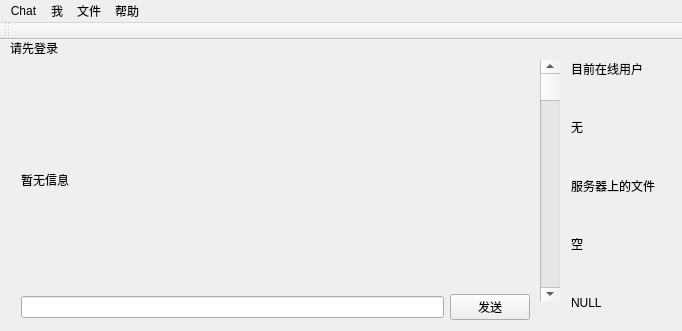
Above: mainwindow.ui from ZHZXOJ/Chat-user before the change. Below: the same form after it.
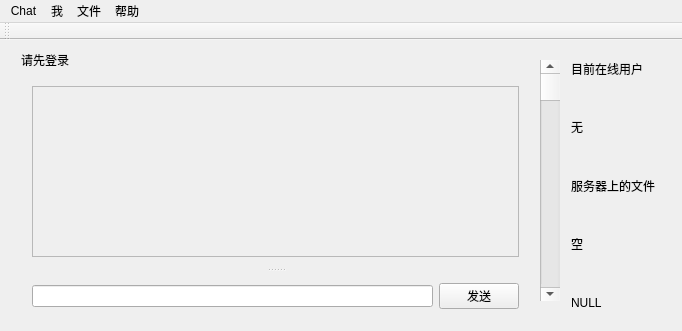
That is the form after the change.

```diff
--- a/mainwindow.ui
+++ b/mainwindow.ui
@@ -74,29 +74,41 @@
      </item>
     </layout>
    </widget>
-   <widget class="QWidget" name="layoutWidget">
+   <widget class="QWidget" name="">
     <property name="geometry">
      <rect>
       <x>10</x>
-      <y>20</y>
+      <y>0</y>
       <width>531</width>
-      <height>271</height>
+      <height>291</height>
      </rect>
     </property>
-    <layout class="QVBoxLayout" name="verticalLayout_4" stretch="10,1">
+    <layout class="QVBoxLayout" name="verticalLayout_2">
      <item>
+      <widget class="QLabel" name="label_7">
+       <property name="text">
+        <string>请先登录</string>
+       </property>
+      </widget>
+     </item>
+     <item>
+      <widget class="QSplitter" name="splitter">
+       <property name="orientation">
+        <enum>Qt::Vertical</enum>
+       </property>
+       <widget class="QWidget" name="">
       <layout class="QVBoxLayout" name="verticalLayout" stretch="0">
        <item>
-        <widget class="QLabel" name="label_2">
-         <property name="text">
-          <string>暂无信息</string>
+          <widget class="QTextEdit" name="textEdit">
+           <property name="enabled">
+            <bool>false</bool>
          </property>
         </widget>
        </item>
       </layout>
-     </item>
-     <item>
-      <layout class="QHBoxLayout" name="horizontalLayout" stretch="10,1">
+       </widget>
+       <widget class="QWidget" name="">
+        <layout class="QHBoxLayout" name="horizontalLayout">
        <item>
         <widget class="QLineEdit" name="lineEdit"/>
        </item>
@@ -108,22 +120,11 @@
         </widget>
        </item>
       </layout>
+       </widget>
+      </widget>
      </item>
     </layout>
    </widget>
-   <widget class="QLabel" name="label_7">
-    <property name="geometry">
-     <rect>
-      <x>10</x>
-      <y>0</y>
-      <width>521</width>
-      <height>16</height>
-     </rect>
-    </property>
-    <property name="text">
-     <string>请先登录</string>
-    </property>
-   </widget>
   </widget>
   <widget class="QMenuBar" name="menuBar">
    <property name="geometry">
```
Left out of the diff: 2 changed lines with no effect on the pictures. Lines whose indentation alone changed are shown as unchanged.
